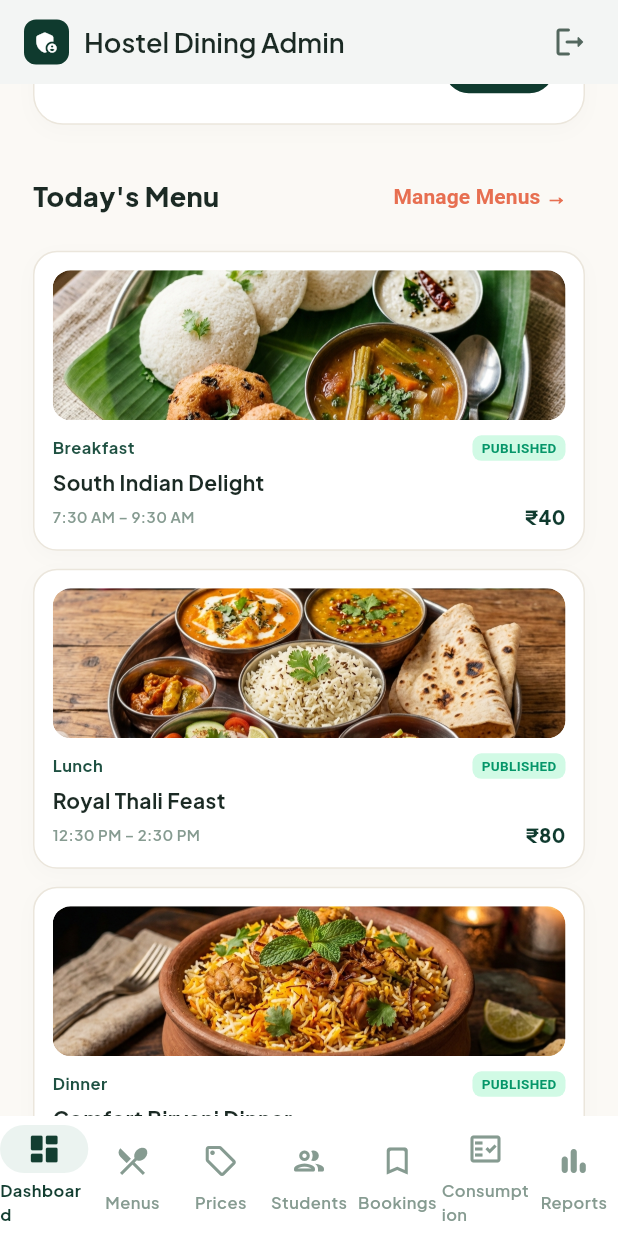
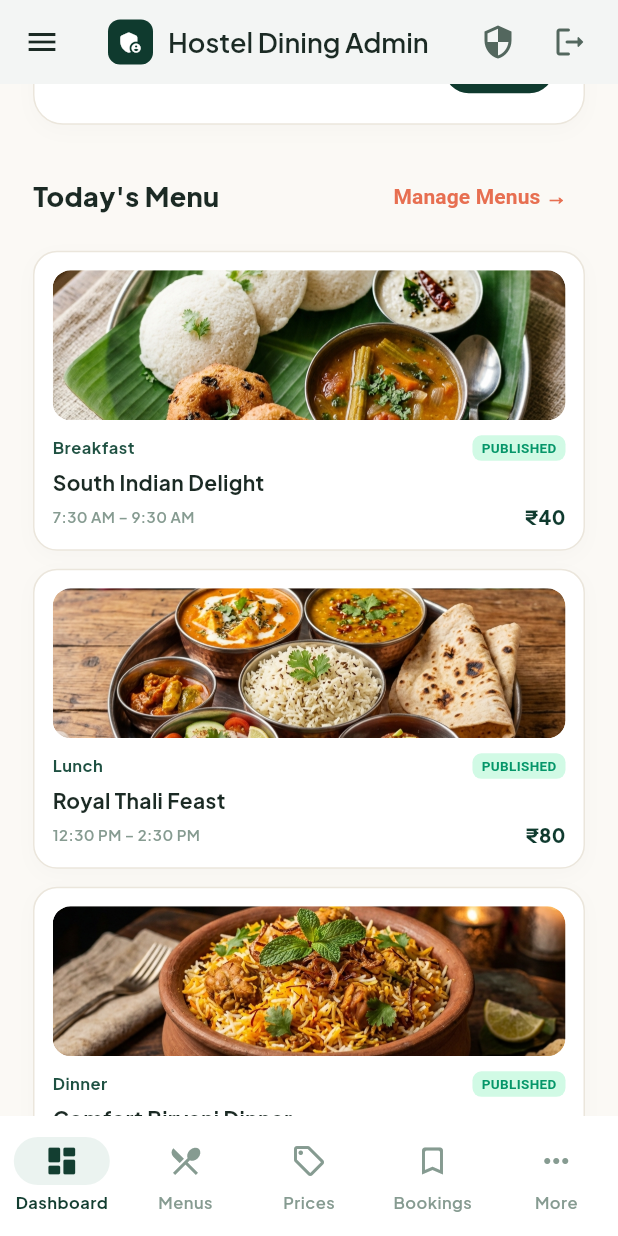
Before and after one commit to arjun1Fa/hostel_food, a Flutter app: the AdminShell screen opened by its route, scrolled down 576 dp, on a phone screen of 412 x 824 dp. Run offline on Flutter 3.47's test engine with Material 3 defaults, Android fonts, the light colour scheme and no system bars; our stand-ins replace dio, flutter_riverpod, flutter_secure_storage, go_router, google_fonts, shared_preferences; accounts and stored records are empty; network calls fail.

Commit message:
feat(admin): add audit log screen route and responsive mobile drawer navigation

```diff
--- a/frontend/lib/features/admin/presentation/admin_shell.dart
+++ b/frontend/lib/features/admin/presentation/admin_shell.dart
@@ -11,6 +11,7 @@ import 'admin_students_screen.dart';
 import 'admin_bookings_screen.dart';
 import 'admin_consumption_screen.dart';
 import 'admin_reports_screen.dart';
+import 'admin_audit_screen.dart';
 
 class AdminShell extends ConsumerStatefulWidget {
   const AdminShell({super.key});
@@ -35,6 +36,7 @@ class _AdminShellState extends ConsumerState<AdminShell> {
       const AdminBookingsScreen(),
       const AdminConsumptionScreen(),
       const AdminReportsScreen(),
+      const AdminAuditScreen(),
     ];
 
     return LayoutBuilder(
@@ -106,6 +108,7 @@ class _AdminShellState extends ConsumerState<AdminShell> {
                             _buildNavItem(4, 'Bookings', Icons.bookmark_border_rounded, Icons.bookmark_rounded),
                             _buildNavItem(5, 'Consumption', Icons.fact_check_outlined, Icons.fact_check_rounded),
                             _buildNavItem(6, 'Reports & Analytics', Icons.bar_chart_rounded, Icons.bar_chart_rounded),
+                            _buildNavItem(7, 'Security & Audit', Icons.security_outlined, Icons.security_rounded),
                           ],
                         ),
                       ),
@@ -165,7 +168,7 @@ class _AdminShellState extends ConsumerState<AdminShell> {
           );
         }
 
-        // Mobile Layout
+        // Mobile Layout with Drawer and Quick Bottom Nav
         return Scaffold(
           appBar: AppBar(
             title: Row(
@@ -184,6 +187,14 @@ class _AdminShellState extends ConsumerState<AdminShell> {
             ),
             actions: [
               IconButton(
+                tooltip: 'Security Audit Logs',
+                icon: Icon(
+                  _currentIndex == 7 ? Icons.security_rounded : Icons.security_outlined,
+                  color: _currentIndex == 7 ? AppColors.accentWarm : AppColors.textSecondary,
+                ),
+                onPressed: () => setState(() => _currentIndex = 7),
+              ),
+              IconButton(
                 tooltip: 'Sign Out',
                 icon: const Icon(Icons.logout_rounded, color: AppColors.textSecondary),
                 onPressed: () async {
@@ -196,21 +207,87 @@ class _AdminShellState extends ConsumerState<AdminShell> {
               const SizedBox(width: 8),
             ],
           ),
+          drawer: Drawer(
+            backgroundColor: AppColors.primaryDark,
+            child: SafeArea(
+              child: Column(
+                children: [
+                  Padding(
+                    padding: const EdgeInsets.symmetric(horizontal: 20.0, vertical: 20.0),
+                    child: Row(
+                      children: [
+                        Container(
+                          padding: const EdgeInsets.all(8),
+                          decoration: BoxDecoration(
+                            color: Colors.white.withOpacity(0.12),
+                            borderRadius: BorderRadius.circular(10),
+                          ),
+                          child: const Icon(Icons.restaurant_rounded, color: Colors.white, size: 22),
+                        ),
+                        const SizedBox(width: 12),
+                        Column(
+                          crossAxisAlignment: CrossAxisAlignment.start,
+                          children: [
+                            Text(
+                              'Hostel Dining',
+                              style: AppTypography.titleLarge.copyWith(
+                                color: Colors.white,
+                                fontWeight: FontWeight.w800,
+                                fontSize: 16,
+                              ),
+                            ),
+                            Text(
+                              'Admin Navigation',
+                              style: AppTypography.labelSmall.copyWith(
+                                color: Colors.white60,
+                                fontSize: 10,
+                              ),
+                            ),
+                          ],
+                        ),
+                      ],
+                    ),
+                  ),
+                  const Divider(color: Colors.white12, height: 1),
+                  Expanded(
+                    child: ListView(
+                      padding: const EdgeInsets.symmetric(horizontal: 12.0, vertical: 8.0),
+                      children: [
+                        _buildNavItem(0, 'Dashboard', Icons.dashboard_outlined, Icons.dashboard_rounded, closeDrawer: true),
+                        _buildNavItem(1, 'Menus', Icons.restaurant_menu_outlined, Icons.restaurant_menu_rounded, closeDrawer: true),
+                        _buildNavItem(2, 'Meal Prices', Icons.sell_outlined, Icons.sell_rounded, closeDrawer: true),
+                        _buildNavItem(3, 'Students', Icons.people_outline_rounded, Icons.people_alt_rounded, closeDrawer: true),
+                        _buildNavItem(4, 'Bookings', Icons.bookmark_border_rounded, Icons.bookmark_rounded, closeDrawer: true),
+                        _buildNavItem(5, 'Consumption', Icons.fact_check_outlined, Icons.fact_check_rounded, closeDrawer: true),
+                        _buildNavItem(6, 'Reports & Analytics', Icons.bar_chart_rounded, Icons.bar_chart_rounded, closeDrawer: true),
+                        _buildNavItem(7, 'Security & Audit Logs', Icons.security_outlined, Icons.security_rounded, closeDrawer: true),
+                      ],
+                    ),
+                  ),
+                ],
+              ),
+            ),
+          ),
           body: IndexedStack(
             index: _currentIndex,
             children: screens,
           ),
           bottomNavigationBar: NavigationBar(
-            selectedIndex: _currentIndex,
-            onDestinationSelected: (idx) => setState(() => _currentIndex = idx),
+            selectedIndex: _currentIndex > 4 ? 0 : _currentIndex,
+            onDestinationSelected: (idx) {
+              if (idx == 4) {
+                // Open drawer or jump to more
+                Scaffold.of(context).openDrawer();
+              } else {
+                setState(() => _currentIndex = idx);
+              }
+            },
             destinations: const [
               NavigationDestination(icon: Icon(Icons.dashboard_outlined), selectedIcon: Icon(Icons.dashboard_rounded), label: 'Dashboard'),
               NavigationDestination(icon: Icon(Icons.restaurant_menu_outlined), selectedIcon: Icon(Icons.restaurant_menu_rounded), label: 'Menus'),
               NavigationDestination(icon: Icon(Icons.sell_outlined), selectedIcon: Icon(Icons.sell_rounded), label: 'Prices'),
-              NavigationDestination(icon: Icon(Icons.people_outline_rounded), selectedIcon: Icon(Icons.people_rounded), label: 'Students'),
               NavigationDestination(icon: Icon(Icons.bookmark_border_rounded), selectedIcon: Icon(Icons.bookmark_rounded), label: 'Bookings'),
-              NavigationDestination(icon: Icon(Icons.fact_check_outlined), selectedIcon: Icon(Icons.fact_check_rounded), label: 'Consumption'),
-              NavigationDestination(icon: Icon(Icons.bar_chart_rounded), selectedIcon: Icon(Icons.bar_chart_rounded), label: 'Reports'),
+              NavigationDestination(icon: Icon(Icons.more_horiz_rounded), selectedIcon: Icon(Icons.more_horiz_rounded), label: 'More'),
             ],
           ),
         );
@@ -218,7 +295,7 @@ class _AdminShellState extends ConsumerState<AdminShell> {
     );
   }
 
-  Widget _buildNavItem(int index, String title, IconData icon, IconData activeIcon) {
+  Widget _buildNavItem(int index, String title, IconData icon, IconData activeIcon, {bool closeDrawer = false}) {
     final isSelected = _currentIndex == index;
     return Container(
       margin: const EdgeInsets.symmetric(vertical: 3),
@@ -241,7 +318,12 @@ class _AdminShellState extends ConsumerState<AdminShell> {
             fontSize: 13,
           ),
         ),
-        onTap: () => setState(() => _currentIndex = index),
+        onTap: () {
+          setState(() => _currentIndex = index);
+          if (closeDrawer && Navigator.canPop(context)) {
+            Navigator.pop(context);
+          }
+        },
       ),
     );
   }
```
